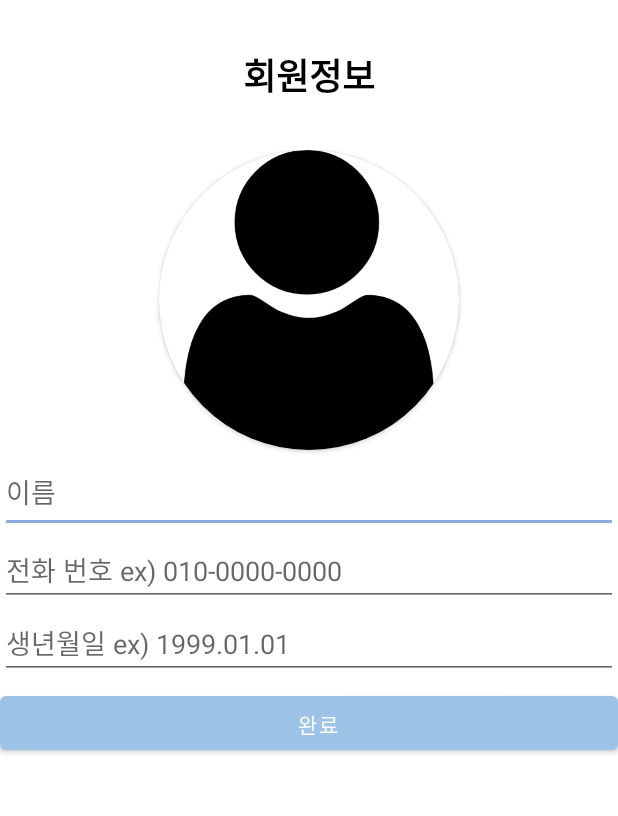
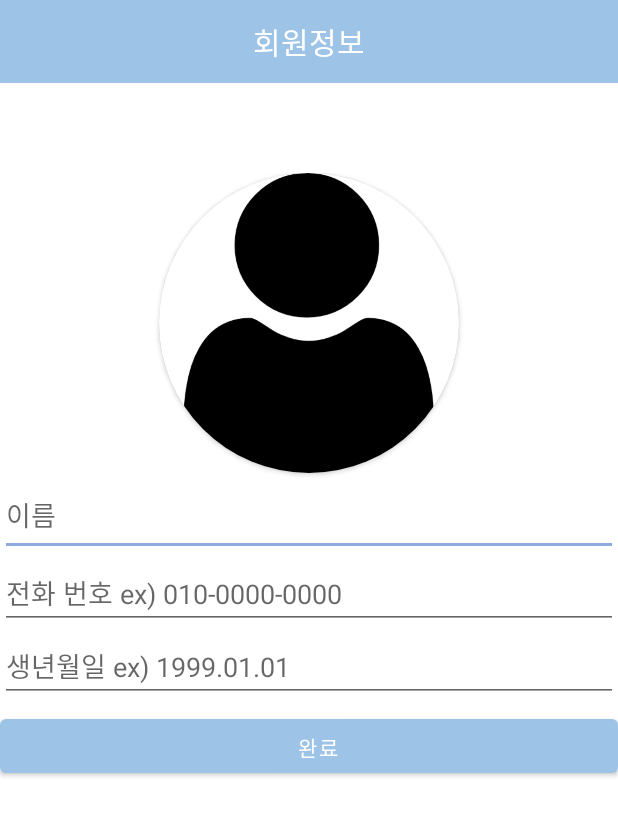
Before and after one commit to shinyeeun789/android-project, an Android app: the layout activity_add_member_info.xml on its own in the app's theme, with its tools: preview values and no code run, on a phone screen of 412 x 824 dp. Shown: the top 816 px of the screen. Run offline under Robolectric (Android 15) with nearby library versions, the phone set to English and light mode, and no system bars.

Commit message:
화면 수정

```diff
--- a/app/src/main/AndroidManifest.xml
+++ b/app/src/main/AndroidManifest.xml
@@ -9,6 +9,7 @@
         android:roundIcon="@mipmap/ic_launcher_round"
         android:supportsRtl="true"
         android:theme="@style/Theme.Mobile_project">
+        <activity android:name=".WriteActivity"></activity>
         <activity android:name=".MainActivity">
             <intent-filter>
                 <action android:name="android.intent.action.MAIN" />
--- a/app/src/main/java/com/inhatc/mobile_project/recyclerItem.java
+++ b/app/src/main/java/com/inhatc/mobile_project/recyclerItem.java
@@ -3,6 +3,6 @@ package com.inhatc.mobile_project;
 import android.widget.ImageView;
 
 public class recyclerItem {
-    private String userImage;
+    private String userImage;       // 이미지 어떻게 가져올지??
 
 }
--- a/app/src/main/res/layout/activity_add_member_info.xml
+++ b/app/src/main/res/layout/activity_add_member_info.xml
@@ -7,14 +7,16 @@
     android:orientation="vertical">
 
     <TextView
-        android:id="@+id/TextInfo"
+        android:id="@+id/textView"
         android:layout_width="match_parent"
-        android:layout_height="100dp"
+        android:layout_height="55dp"
+        android:layout_marginBottom="60dp"
+        android:background="#9DC3E6"
+        android:fontFamily="@font/payboocotfextrabold"
         android:gravity="center"
         android:text="회원정보"
-        android:textColor="#000000"
-        android:textSize="24sp"
-        android:textStyle="bold" />
+        android:textColor="@color/white"
+        android:textSize="20dp" />
 
     <LinearLayout
         android:layout_width="match_parent"
```
Also changed, not shown: app/src/main/java/com/inhatc/mobile_project/WriteActivity.java (added, +14 -0 lines), app/src/main/res/layout/activity_login.xml (+9 -6 lines), app/src/main/res/layout/activity_passwad_rest.xml (+6 -4 lines), app/src/main/res/layout/activity_sign_up.xml (+6 -4 lines), app/src/main/res/layout/activity_write.xml (added, +33 -0 lines), app/src/main/res/layout/recycler_item.xml (+15 -1 lines).
